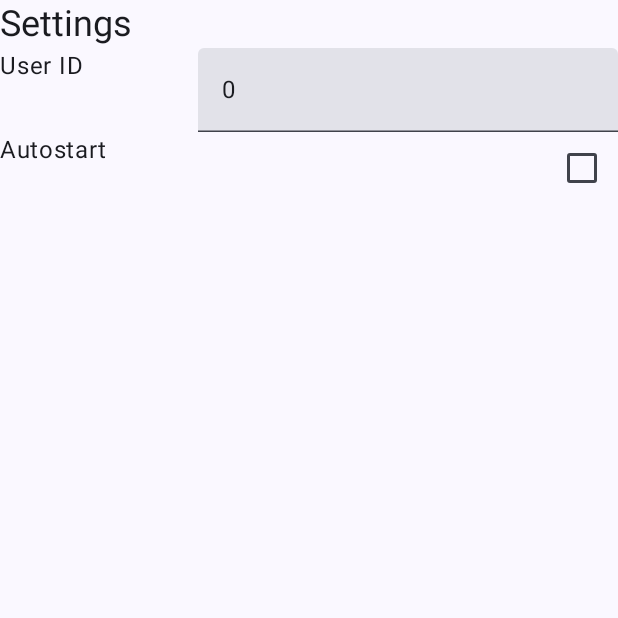
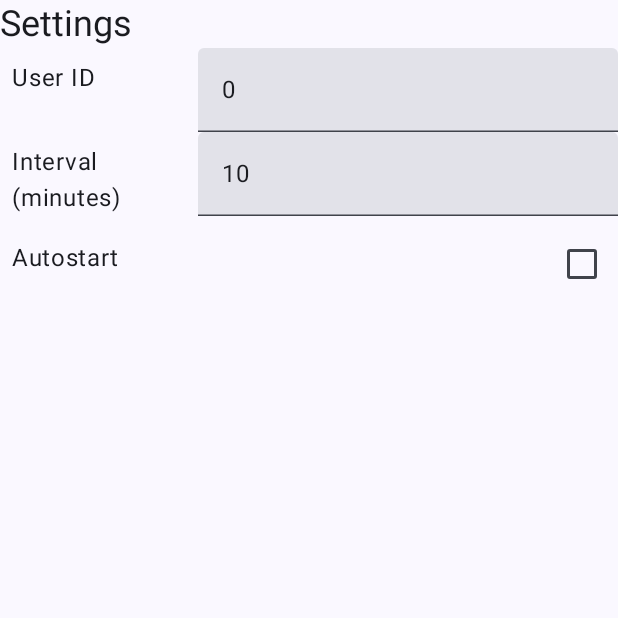
Before and after one commit to williamyang98/gps_tracking, an Android app built with Jetpack Compose: the screen it shows after launch (SettingsActivity), after a tap on "Settings", on a phone screen of 412 x 824 dp, the top half of it. Run offline under Robolectric (Android 15) with nearby library versions, the phone set to English and light mode, and no system bars; our stand-ins replace Volley.

Commit message:
Added interval in settings

```diff
--- a/android_app/app/src/main/java/com/example/gps_tracker/GpsSender.kt
+++ b/android_app/app/src/main/java/com/example/gps_tracker/GpsSender.kt
@@ -98,8 +98,8 @@ class GpsSender private constructor() {
         if (location == null || locationTimestamp == null) {
             return;
         }
-        val pref = PreferenceManager.getDefaultSharedPreferences(context.parentContext.applicationContext);
-        val userId = pref.getInt("user_id", 0);
+        val settings = Settings(context.parentContext);
+        val userId = settings.userId;
         val unixTimeStamp = locationTimestamp.atZone(ZoneOffset.systemDefault()).toEpochSecond();
         val buffer = ByteBuffer.allocate(4 + 4 + 8 + 8 + 8);
         buffer.order(ByteOrder.LITTLE_ENDIAN);
--- a/android_app/app/src/main/java/com/example/gps_tracker/MainActivity.kt
+++ b/android_app/app/src/main/java/com/example/gps_tracker/MainActivity.kt
@@ -45,7 +45,7 @@ private const val TAG: String = "main_activity";
 
 class MainActivity : ComponentActivity() {
     private lateinit var gpsSenderContext: GpsSenderContext;
-    private lateinit var pref: SharedPreferences;
+    private lateinit var settings: Settings;
 
     private val listenGpsSender = object: GpsSenderListener {
         override fun onGpsData() {
@@ -59,10 +59,10 @@ class MainActivity : ComponentActivity() {
     override fun onCreate(savedInstanceState: Bundle?) {
         super.onCreate(savedInstanceState);
         gpsSenderContext = GpsSenderContext(this);
-        pref = PreferenceManager.getDefaultSharedPreferences(applicationContext);
+        settings = Settings(this);
         val gpsSender = GpsSender.getInstance();
         gpsSender.listen(listenGpsSender);
-        if (pref.getBoolean("autostart", false)) {
+        if (settings.autostart) {
             BackgroundService.start(this);
         }
         this.renderView();
@@ -182,7 +182,7 @@ class MainActivity : ComponentActivity() {
                                 item {
                                     Row {
                                         TableCell(text="User Id", weight=col0)
-                                        TableCell(text="${pref.getInt("user_id", 0)}", weight=col1)
+                                        TableCell(text="${settings.userId}", weight=col1)
                                     }
                                 }
                                 item {
@@ -299,7 +299,7 @@ class MainActivity : ComponentActivity() {
 }
 
 @Composable
-fun RowScope.TableCell(
+private fun RowScope.TableCell(
     text: String,
     weight: Float
 ) {
--- /dev/null
+++ b/android_app/app/src/main/java/com/example/gps_tracker/Settings.kt
@@ -0,0 +1,53 @@
+package com.example.gps_tracker
+
+import android.content.Context
+import android.content.SharedPreferences
+import android.preference.PreferenceManager
+
+private class Keys {
+    companion object {
+        const val USER_ID: String = "user_id";
+        const val INTERVAL: String = "interval";
+        const val AUTOSTART: String = "autostart";
+    }
+}
+
+class Settings(context: Context) {
+    private val prefs: SharedPreferences;
+    init {
+        prefs = PreferenceManager.getDefaultSharedPreferences(context.applicationContext);
+    }
+
+    var userId: Int
+        get() {
+            if (!prefs.contains(Keys.USER_ID)) {
+                prefs.edit().putInt(Keys.USER_ID, 0).apply();
+            }
+            return prefs.getInt(Keys.USER_ID, 0);
+        }
+        set(value: Int) {
+            prefs.edit().putInt(Keys.USER_ID, value).apply();
+        }
+
+    var interval: Int
+        get() {
+            if (!prefs.contains(Keys.INTERVAL)) {
+                prefs.edit().putInt(Keys.INTERVAL, 10).apply();
+            }
+            return prefs.getInt(Keys.INTERVAL, 10);
+        }
+        set(value: Int) {
+            prefs.edit().putInt(Keys.INTERVAL, value).apply();
+        }
+
+    var autostart: Boolean
+        get() {
+            if (!prefs.contains(Keys.AUTOSTART)) {
+                prefs.edit().putBoolean(Keys.AUTOSTART, false).apply();
+            }
+            return prefs.getBoolean(Keys.AUTOSTART, false);
+        }
+        set(value: Boolean) {
+            prefs.edit().putBoolean(Keys.AUTOSTART, value).apply();
+        }
+}
--- a/android_app/app/src/main/java/com/example/gps_tracker/SettingsActivity.kt
+++ b/android_app/app/src/main/java/com/example/gps_tracker/SettingsActivity.kt
@@ -5,11 +5,14 @@ import android.os.Bundle
 import android.preference.PreferenceManager
 import androidx.activity.ComponentActivity
 import androidx.activity.compose.setContent
+import androidx.compose.foundation.border
 import androidx.compose.foundation.layout.Column
 import androidx.compose.foundation.layout.Row
+import androidx.compose.foundation.layout.RowScope
 import androidx.compose.foundation.layout.Spacer
 import androidx.compose.foundation.layout.fillMaxSize
 import androidx.compose.foundation.layout.fillMaxWidth
+import androidx.compose.foundation.layout.padding
 import androidx.compose.foundation.text.KeyboardOptions
 import androidx.compose.material3.Checkbox
 import androidx.compose.material3.MaterialTheme
@@ -18,19 +21,21 @@ import androidx.compose.material3.Text
 import androidx.compose.material3.TextField
 import androidx.compose.runtime.Composable
 import androidx.compose.ui.Modifier
+import androidx.compose.ui.graphics.Color
 import androidx.compose.ui.text.input.ImeAction
 import androidx.compose.ui.text.input.KeyboardType
+import androidx.compose.ui.unit.dp
 import com.example.gps_tracker.ui.theme.Gps_trackerTheme
 
 
 
 class SettingsActivity : ComponentActivity() {
-    private lateinit var pref: SharedPreferences;
+    private lateinit var settings: Settings;
     private var textEditFields = mutableMapOf<String, String>();
 
     override fun onCreate(savedInstanceState: Bundle?) {
         super.onCreate(savedInstanceState);
-        pref = PreferenceManager.getDefaultSharedPreferences(applicationContext);
+        settings = Settings(this);
         renderView();
     }
 
@@ -44,29 +49,25 @@ class SettingsActivity : ComponentActivity() {
                 ) {
                     Column(modifier=Modifier.fillMaxWidth()) {
                         Text(text="Settings", style=MaterialTheme.typography.headlineSmall)
-                        editInteger("User ID", "user_id")
-                        editBoolean("Autostart", "autostart")
+                        editInteger("User ID", { -> settings.userId }, { v -> settings.userId = v });
+                        editInteger("Interval (minutes)", { -> settings.interval }, { v -> settings.interval = v })
+                        editBoolean("Autostart", { -> settings.autostart }, { v -> settings.autostart = v })
                     }
                 }
             }
         }
     }
 
-    private fun initTextEditField(field: String) {
-        textEditFields.put(field, pref.getInt(field, 0).toString());
-    }
-
     @Composable
-    private fun editInteger(name: String, field: String) {
+    private fun editInteger(name: String, get: () -> Int, set: (Int) -> Unit) {
         Row {
-            Text(text=name)
-            Spacer(Modifier.weight(1f))
+            NameLabel(text=name)
             TextField(
-                value=textEditFields.get(field) ?: pref.getInt(field, 0).toString(),
+                value=textEditFields.get(name) ?: get().toString(),
                 onValueChange={
-                    textEditFields[field] = it;
+                    textEditFields[name] = it;
                     it.toIntOrNull()?.apply {
-                        pref.edit().putInt(field, this).apply();
+                        set(this);
                         renderView();
                     }
                 },
@@ -79,17 +80,27 @@ class SettingsActivity : ComponentActivity() {
     }
 
     @Composable
-    private fun editBoolean(name: String, field: String) {
+    private fun editBoolean(name: String, get: () -> Boolean, set: (Boolean) -> Unit) {
         Row {
-            Text(text=name)
-            Spacer(Modifier.weight(1f))
+            NameLabel(text=name)
             Checkbox(
-                checked=pref.getBoolean(field, false),
+                checked=get(),
                 onCheckedChange={
-                    pref.edit().putBoolean(field, it).apply();
+                    set(it);
                     renderView();
                 }
             )
         }
     }
 }
+
+@Composable
+private fun RowScope.NameLabel(text: String) {
+    Text(
+        text=text,
+        Modifier
+            .fillMaxWidth(1.0f)
+            .weight(1f)
+            .padding(8.dp)
+    )
+}
```
Also changed, not shown: android_app/app/src/main/java/com/example/gps_tracker/BackgroundService.kt (+7 -3 lines).
